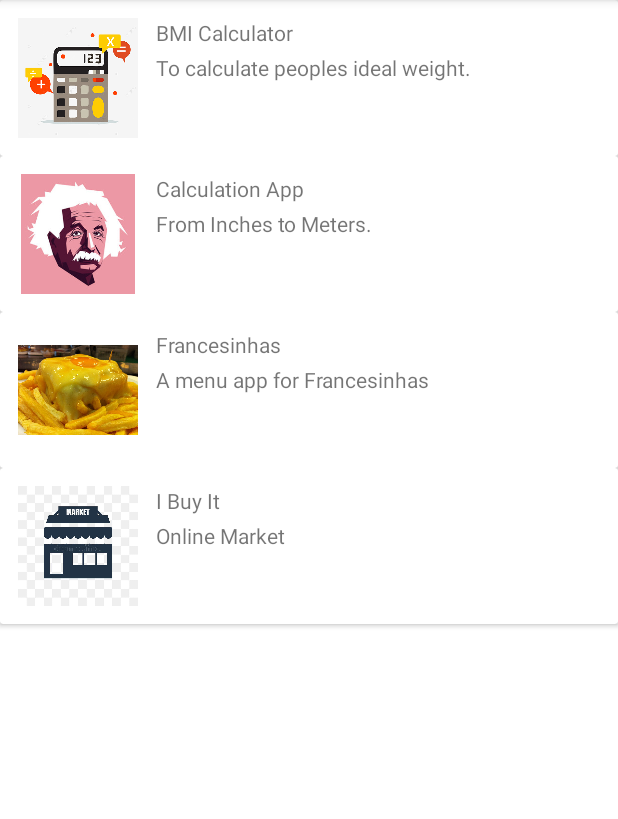
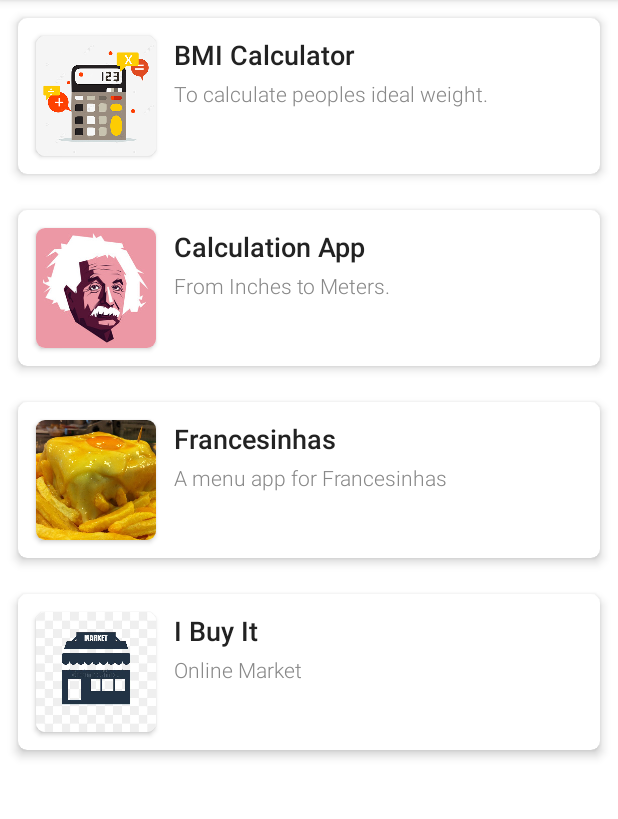
Before and after one commit to leonoliveira98/Portfolio, an Android app: the screen it shows after launch (MainActivity), on a phone screen of 412 x 824 dp, the part 84-903 px from its top. Run offline under Robolectric (Android 15) with nearby library versions, the phone set to English and light mode, and no system bars.

Commit message:
XML prettier

```diff
--- a/app/src/main/res/layout/item_project.xml
+++ b/app/src/main/res/layout/item_project.xml
@@ -1,26 +1,44 @@
 <?xml version="1.0" encoding="utf-8"?>
 <androidx.cardview.widget.CardView xmlns:android="http://schemas.android.com/apk/res/android"
+    xmlns:app="http://schemas.android.com/apk/res-auto"
     android:layout_width="match_parent"
-    android:layout_height="wrap_content">
+    android:layout_height="wrap_content"
+    android:layout_margin="12dp"
+    app:cardCornerRadius="6dp"
+    app:cardElevation="4dp">
 
     <RelativeLayout
         android:layout_width="match_parent"
         android:layout_height="wrap_content">
 
-        <ImageView
-            android:id="@+id/image_view_project_icon"
-            android:layout_width="80dp"
-            android:layout_height="80dp"
+        <androidx.cardview.widget.CardView
+            android:id="@+id/card_view_project_icon_container"
+            android:layout_width="wrap_content"
+            android:layout_height="wrap_content"
             android:layout_margin="12dp"
-            android:src="@drawable/ic_launcher_background" />
+            android:elevation="0dp"
+            app:cardCornerRadius="6dp">
+
+            <ImageView
+                android:id="@+id/image_view_project_icon"
+                android:layout_width="80dp"
+                android:layout_height="80dp"
+                android:scaleType="centerCrop"
+                android:src="@drawable/francesinha" />
+
+        </androidx.cardview.widget.CardView>
+
 
         <TextView
             android:id="@+id/text_view_project_title"
             android:layout_width="match_parent"
             android:layout_height="wrap_content"
-            android:layout_alignTop="@id/image_view_project_icon"
-            android:layout_toEndOf="@+id/image_view_project_icon"
-            android:text="The App title" />
+            android:layout_alignTop="@id/card_view_project_icon_container"
+            android:layout_toEndOf="@+id/card_view_project_icon_container"
+            android:text="The App title"
+            android:fontFamily="sans-serif-medium"
+            android:textColor="#222222"
+            android:textSize="18sp"/>
 
         <TextView
             android:id="@+id/text_view_project_description"
@@ -28,8 +46,11 @@
             android:layout_height="wrap_content"
             android:layout_below="@id/text_view_project_title"
             android:layout_marginTop="4dp"
-            android:layout_toEndOf="@id/image_view_project_icon"
-            android:text="This will be our description" />
+            android:layout_toEndOf="@id/card_view_project_icon_container"
+            android:text="This will be our description"
+            android:fontFamily="sans-serif-light"
+            android:textSize="14sp"
+            android:textColor="#888888"/>
 
 
     </RelativeLayout>
```
